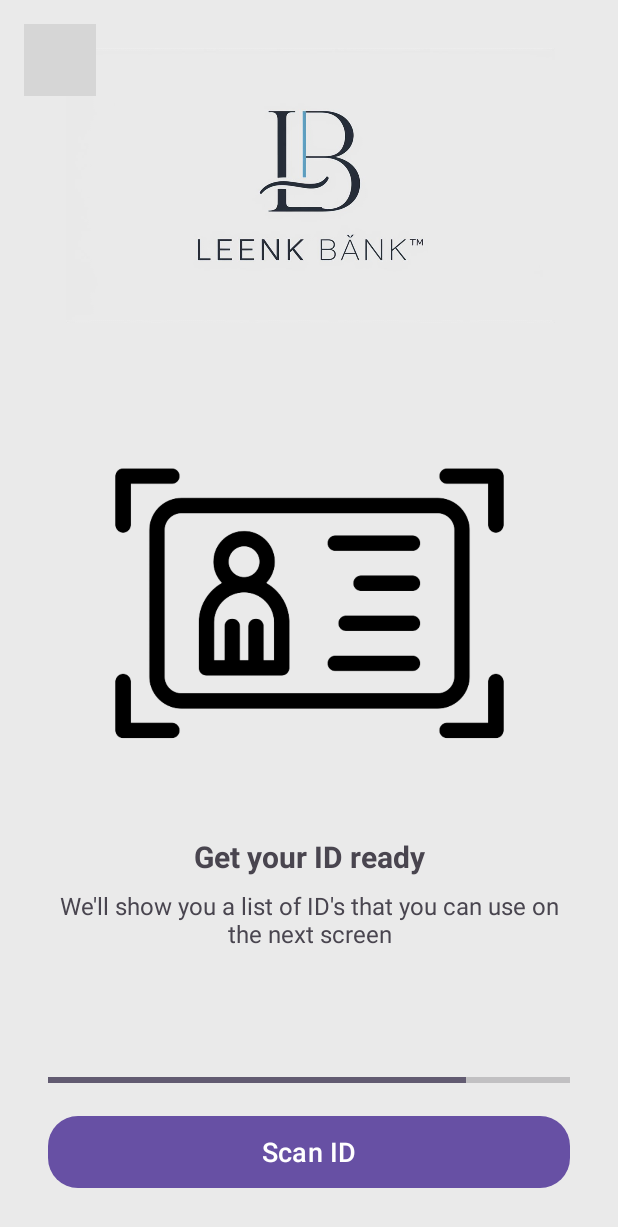
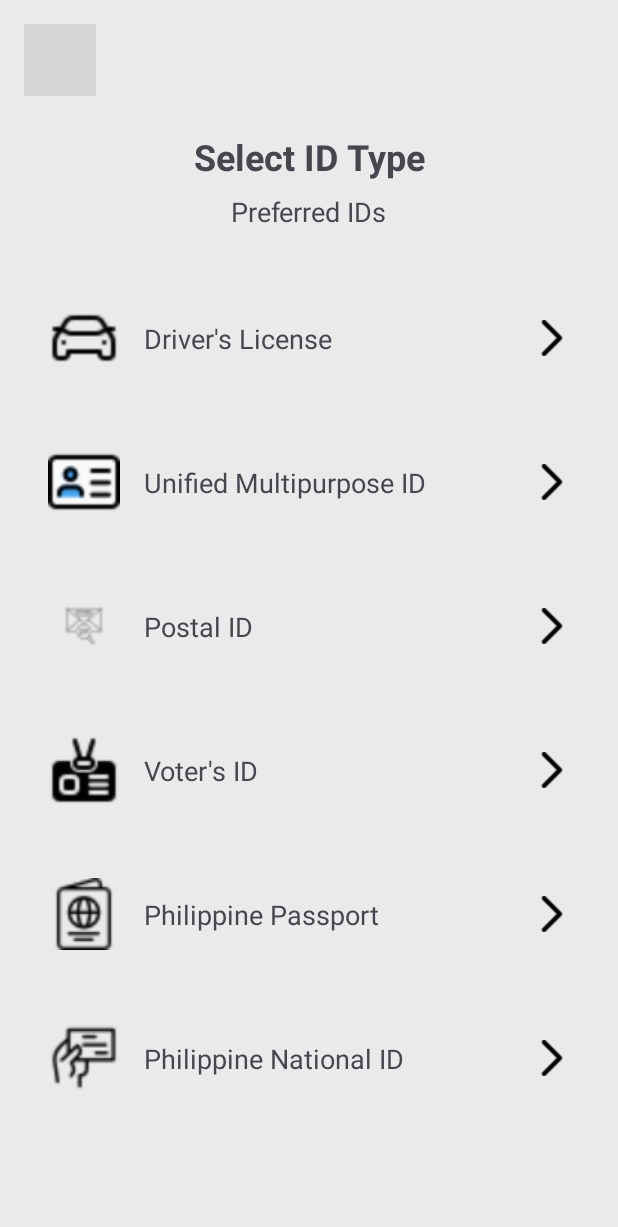
Before and after one commit to nonshas20/Leenk, an Android app: the ScanIdSplashActivity screen opened directly, with no data from a screen before it, after a tap on "Scan ID", on a phone screen of 412 x 824 dp. Shown: the top 1227 px of the screen. Run offline under Robolectric (Android 15) with nearby library versions, the phone set to English and light mode, and no system bars; grey boxes are pictures that could not be loaded.

Commit message:
-added select id type xml -aded required imgs for id -added item id type for the list

```diff
--- a/app/src/main/AndroidManifest.xml
+++ b/app/src/main/AndroidManifest.xml
@@ -27,6 +27,7 @@
         <activity android:name=".MobileVerificationActivity" />
         <activity android:name=".EmailVerificationActivity" />
         <activity android:name=".ScanIdSplashActivity" />
+        <activity android:name=".SelectIdTypeActivity" />
     </application>
 
 </manifest>
--- a/app/src/main/java/com/example/leenk/ScanIdSplashActivity.java
+++ b/app/src/main/java/com/example/leenk/ScanIdSplashActivity.java
@@ -27,9 +27,7 @@ public class ScanIdSplashActivity extends AppCompatActivity {
         btnBack.setOnClickListener(v -> finish());
 
         btnScanId.setOnClickListener(v -> {
-            // TODO: Implement ID scanning functionality or navigate to the next screen
-            // For now, we'll just move to a placeholder next activity
-
+            startActivity(new Intent(ScanIdSplashActivity.this, SelectIdTypeActivity.class));
         });
     }
 }
--- /dev/null
+++ b/app/src/main/java/com/example/leenk/SelectIdTypeActivity.java
@@ -0,0 +1,45 @@
+package com.example.leenk;
+
+import androidx.appcompat.app.AppCompatActivity;
+import android.content.Intent;
+import android.os.Bundle;
+import android.view.View;
+import android.widget.ImageButton;
+import android.widget.ImageView;
+import android.widget.TextView;
+
+public class SelectIdTypeActivity extends AppCompatActivity {
+
+    private ImageButton btnBack;
+
+    @Override
+    protected void onCreate(Bundle savedInstanceState) {
+        super.onCreate(savedInstanceState);
+        setContentView(R.layout.activity_select_id_type);
+
+        btnBack = findViewById(R.id.btnBack);
+        btnBack.setOnClickListener(v -> finish());
+
+        setupIdTypeItem(R.id.driversLicense, R.drawable.driversid, "Driver's License");
+        setupIdTypeItem(R.id.unifiedMultipurposeId, R.drawable.umid_id, "Unified Multipurpose ID");
+        setupIdTypeItem(R.id.postalId, R.drawable.postal_id, "Postal ID");
+        setupIdTypeItem(R.id.votersId, R.drawable.voters_id, "Voter's ID");
+        setupIdTypeItem(R.id.philippinePassport, R.drawable.passport_id, "Philippine Passport");
+        setupIdTypeItem(R.id.philippineNationalId, R.drawable.national_id, "Philippine National ID");
+    }
+
+    private void setupIdTypeItem(int itemId, int iconResId, String idName) {
+        View itemView = findViewById(itemId);
+        ImageView ivIdIcon = itemView.findViewById(R.id.ivIdIcon);
+        TextView tvIdName = itemView.findViewById(R.id.tvIdName);
+
+        ivIdIcon.setImageResource(iconResId);
+        tvIdName.setText(idName);
+
+        itemView.setOnClickListener(v -> {
+            // TODO: Handle ID type selection
+            // For now, we'll just pass the selected ID type to a placeholder next activity
+
+        });
+    }
+}
--- /dev/null
+++ b/app/src/main/res/layout/activity_select_id_type.xml
@@ -0,0 +1,101 @@
+<?xml version="1.0" encoding="utf-8"?>
+<androidx.constraintlayout.widget.ConstraintLayout
+    xmlns:android="http://schemas.android.com/apk/res/android"
+    xmlns:app="http://schemas.android.com/apk/res-auto"
+    xmlns:tools="http://schemas.android.com/tools"
+    android:layout_width="match_parent"
+    android:layout_height="match_parent"
+    android:background="@color/background_color"
+    tools:context=".SelectIdTypeActivity">
+
+    <ImageButton
+        android:id="@+id/btnBack"
+        android:layout_width="48dp"
+        android:layout_height="48dp"
+        android:layout_margin="16dp"
+        android:background="@android:color/transparent"
+        android:src="@drawable/ic_arrow_back"
+        app:layout_constraintStart_toStartOf="parent"
+        app:layout_constraintTop_toTopOf="parent" />
+
+    <TextView
+        android:id="@+id/tvTitle"
+        android:layout_width="wrap_content"
+        android:layout_height="wrap_content"
+        android:layout_marginTop="24dp"
+        android:text="Select ID Type"
+        android:textSize="24sp"
+        android:textStyle="bold"
+        app:layout_constraintEnd_toEndOf="parent"
+        app:layout_constraintStart_toStartOf="parent"
+        app:layout_constraintTop_toBottomOf="@id/btnBack" />
+
+    <TextView
+        android:id="@+id/tvSubtitle"
+        android:layout_width="wrap_content"
+        android:layout_height="wrap_content"
+        android:layout_marginTop="8dp"
+        android:text="Preferred IDs"
+        android:textSize="18sp"
+        app:layout_constraintEnd_toEndOf="parent"
+        app:layout_constraintStart_toStartOf="parent"
+        app:layout_constraintTop_toBottomOf="@id/tvTitle" />
+
+    <ScrollView
+        android:layout_width="match_parent"
+        android:layout_height="0dp"
+        android:layout_marginTop="16dp"
+        app:layout_constraintBottom_toBottomOf="parent"
+        app:layout_constraintTop_toBottomOf="@id/tvSubtitle">
+
+        <LinearLayout
+            android:layout_width="match_parent"
+            android:layout_height="wrap_content"
+            android:orientation="vertical"
+            android:padding="16dp">
+
+            <include
+                android:id="@+id/driversLicense"
+                layout="@layout/item_id_type"
+                android:layout_width="match_parent"
+                android:layout_height="wrap_content"
+                android:layout_marginBottom="16dp" />
+
+            <include
+                android:id="@+id/unifiedMultipurposeId"
+                layout="@layout/item_id_type"
+                android:layout_width="match_parent"
+                android:layout_height="wrap_content"
+                android:layout_marginBottom="16dp" />
+
+            <include
+                android:id="@+id/postalId"
+                layout="@layout/item_id_type"
+                android:layout_width="match_parent"
+                android:layout_height="wrap_content"
+                android:layout_marginBottom="16dp" />
+
+            <include
+                android:id="@+id/votersId"
+                layout="@layout/item_id_type"
+                android:layout_width="match_parent"
+                android:layout_height="wrap_content"
+                android:layout_marginBottom="16dp" />
+
+            <include
+                android:id="@+id/philippinePassport"
+                layout="@layout/item_id_type"
+                android:layout_width="match_parent"
+                android:layout_height="wrap_content"
+                android:layout_marginBottom="16dp" />
+
+            <include
+                android:id="@+id/philippineNationalId"
+                layout="@layout/item_id_type"
+                android:layout_width="match_parent"
+                android:layout_height="wrap_content" />
+
+        </LinearLayout>
+    </ScrollView>
+
+</androidx.constraintlayout.widget.ConstraintLayout>
--- /dev/null
+++ b/app/src/main/res/layout/item_id_type.xml
@@ -0,0 +1,41 @@
+<?xml version="1.0" encoding="utf-8"?>
+<androidx.constraintlayout.widget.ConstraintLayout
+    xmlns:android="http://schemas.android.com/apk/res/android"
+    xmlns:app="http://schemas.android.com/apk/res-auto"
+    android:layout_width="match_parent"
+    android:layout_height="wrap_content"
+    android:background="?attr/selectableItemBackground"
+    android:clickable="true"
+    android:focusable="true"
+    android:padding="16dp">
+
+    <ImageView
+        android:id="@+id/ivIdIcon"
+        android:layout_width="48dp"
+        android:layout_height="48dp"
+        app:layout_constraintStart_toStartOf="parent"
+        app:layout_constraintTop_toTopOf="parent"
+        app:layout_constraintBottom_toBottomOf="parent" />
+
+    <TextView
+        android:id="@+id/tvIdName"
+        android:layout_width="0dp"
+        android:layout_height="wrap_content"
+        android:layout_marginStart="16dp"
+        android:layout_marginEnd="16dp"
+        android:textSize="18sp"
+        app:layout_constraintStart_toEndOf="@id/ivIdIcon"
+        app:layout_constraintEnd_toStartOf="@id/ivArrow"
+        app:layout_constraintTop_toTopOf="parent"
+        app:layout_constraintBottom_toBottomOf="parent" />
+
+    <ImageView
+        android:id="@+id/ivArrow"
+        android:layout_width="24dp"
+        android:layout_height="24dp"
+        android:src="@drawable/ic_arrow_forward"
+        app:layout_constraintEnd_toEndOf="parent"
+        app:layout_constraintTop_toTopOf="parent"
+        app:layout_constraintBottom_toBottomOf="parent" />
+
+</androidx.constraintlayout.widget.ConstraintLayout>
```
Also changed, not shown: app/src/main/res/drawable/driversid.png (added), app/src/main/res/drawable/ic_arrow_forward.png (added), app/src/main/res/drawable/national_id.png (added), app/src/main/res/drawable/passport_id.png (added), app/src/main/res/drawable/postal_id.png (added), app/src/main/res/drawable/umid_id.png (added), app/src/main/res/drawable/voters_id.png (added).
